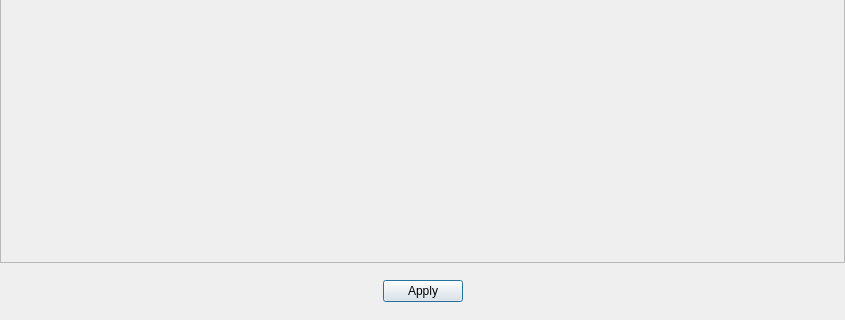
Old version of the form designer/ColormapPicker.ui in the repository Yolyne/Csv-Heatmapper; both pictures show x 0 to 845 and y 337 to 657 of the 845 by 657 pixel window.
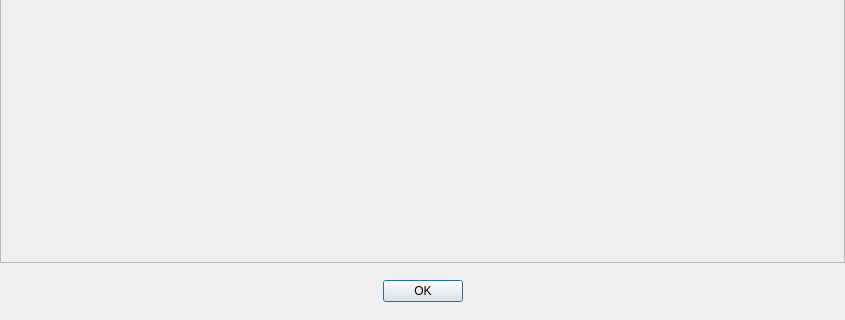
New version of the form. Icons and pictures are not drawn.

What changed in the file:
```diff
--- a/designer/ColormapPicker.ui
+++ b/designer/ColormapPicker.ui
@@ -83,7 +83,7 @@
       <enum>Qt::Horizontal</enum>
      </property>
      <property name="standardButtons">
-      <set>QDialogButtonBox::Apply</set>
+      <set>QDialogButtonBox::Ok</set>
      </property>
      <property name="centerButtons">
       <bool>true</bool>
```
